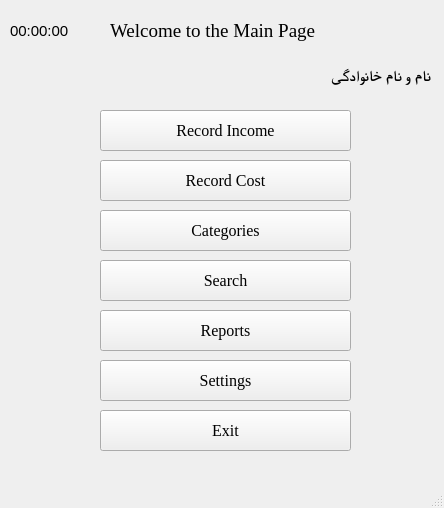
Before: the Qt Designer form Main_page/mainwindow.ui in PMahdiDehghaniP/MA_AP_Project, drawn with Qt 5.
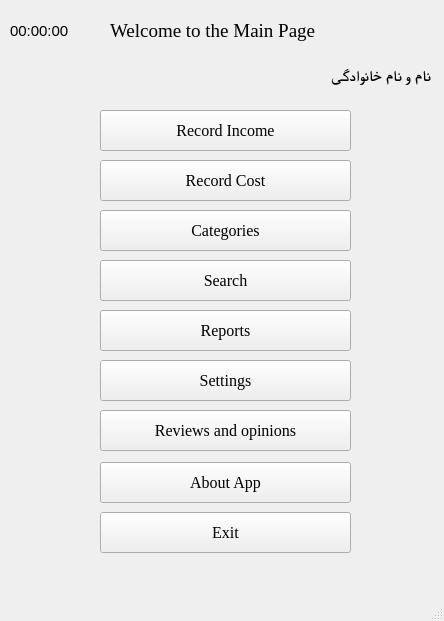
After: the same form once the commit is applied.

Commit message: About Page Completed

The edit to the form file:
```diff
--- a/Main_page/mainwindow.ui
+++ b/Main_page/mainwindow.ui
@@ -7,7 +7,7 @@
     <x>0</x>
     <y>0</y>
     <width>444</width>
-    <height>508</height>
+    <height>621</height>
    </rect>
   </property>
   <property name="windowTitle">
@@ -150,7 +150,7 @@
      <string>Record Cost</string>
     </property>
    </widget>
-   <widget class="QPushButton" name="exit_mainpage_btn">
+   <widget class="QPushButton" name="feedback_btn">
     <property name="geometry">
      <rect>
       <x>100</x>
@@ -166,7 +166,7 @@
      </font>
     </property>
     <property name="text">
-     <string>Exit</string>
+     <string>Reviews and opinions</string>
     </property>
    </widget>
    <widget class="QPushButton" name="search_btn">
@@ -207,6 +207,44 @@
      <string>Settings</string>
     </property>
    </widget>
+   <widget class="QPushButton" name="aboutapp_btn">
+    <property name="geometry">
+     <rect>
+      <x>100</x>
+      <y>462</y>
+      <width>251</width>
+      <height>41</height>
+     </rect>
+    </property>
+    <property name="font">
+     <font>
+      <family>Times New Roman</family>
+      <pointsize>12</pointsize>
+     </font>
+    </property>
+    <property name="text">
+     <string>About App</string>
+    </property>
+   </widget>
+   <widget class="QPushButton" name="exit_mainpage_btn">
+    <property name="geometry">
+     <rect>
+      <x>100</x>
+      <y>512</y>
+      <width>251</width>
+      <height>41</height>
+     </rect>
+    </property>
+    <property name="font">
+     <font>
+      <family>Times New Roman</family>
+      <pointsize>12</pointsize>
+     </font>
+    </property>
+    <property name="text">
+     <string>Exit</string>
+    </property>
+   </widget>
   </widget>
   <widget class="QMenuBar" name="menubar">
    <property name="geometry">
```
The commit also changes 11 other files.
